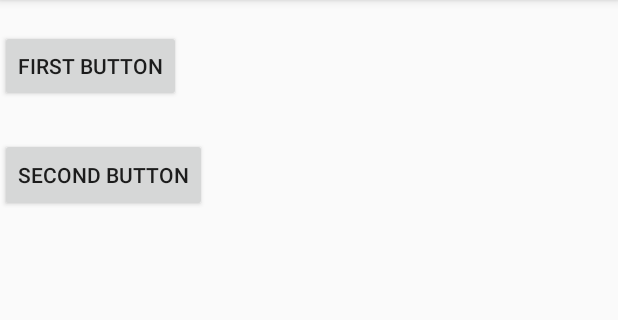
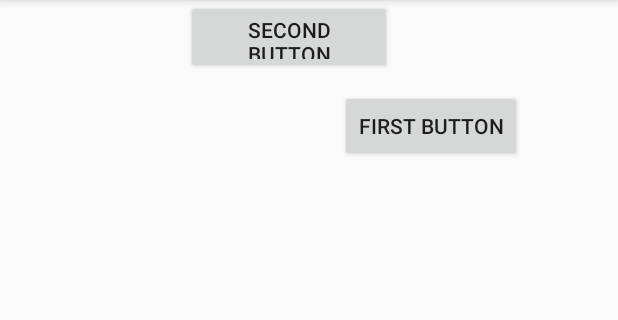
Before and after one commit to SOwyatt/AndroidProjects, an Android app: the screen it shows after launch (SynthesizerActivity), on a phone screen of 412 x 824 dp, the part 84-404 px from its top. Run offline under Robolectric (Android 15) with nearby library versions, the phone set to English and light mode, and no system bars.

Commit message:
12/14/2018 (1)

```diff
--- a/1.2.xSysnntesizer/Synthesizer/app/src/main/java/com/example/travisbergeron20/synthesizer/SynthesizerActivity.java
+++ b/1.2.xSysnntesizer/Synthesizer/app/src/main/java/com/example/travisbergeron20/synthesizer/SynthesizerActivity.java
@@ -2,6 +2,8 @@ package com.example.travisbergeron20.synthesizer;
 
 import android.support.v7.app.AppCompatActivity;
 import android.os.Bundle;
+import android.util.Log;
+import android.view.View;
 import android.widget.Button;
 
 public class SynthesizerActivity extends AppCompatActivity {
@@ -14,7 +16,15 @@ public class SynthesizerActivity extends AppCompatActivity {
         super.onCreate(savedInstanceState);
         setContentView(R.layout.activity_synthesizer);
 
-        button1 = (Button)findViewbyId(R.id.button1);
-        button2 - (Button)findViewById(R.id.button2);
+        button1 = (Button)findViewById(R.id.button1);
+        button2 = (Button)findViewById(R.id.button2);
+    }
+
+    public void onButton1Click(View v) {
+        Log.i(TAG, "Button 1 Clicked");
+    }
+
+    public void onButton2Click(View v) {
+        Log.i(TAG, "Button 2 Clicked");
     }
 }
--- a/1.2.xSysnntesizer/Synthesizer/app/src/main/res/layout/activity_synthesizer.xml
+++ b/1.2.xSysnntesizer/Synthesizer/app/src/main/res/layout/activity_synthesizer.xml
@@ -7,21 +7,26 @@
     tools:context=".SynthesizerActivity">
 
     <Button
-        android:id="@+id/btn1"
-        android:layout_width="wrap_content"
+        android:id="@+id/button1"
+        android:layout_width="121dp"
         android:layout_height="wrap_content"
-        android:layout_marginTop="20dp"
+        android:layout_marginEnd="99dp"
+        android:layout_marginTop="60dp"
+        android:onClick="onButton1Click"
         android:text="@string/btn_1"
-        app:layout_constraintTop_toTopOf="parent"
-        tools:layout_editor_absoluteX="132dp" />
+        app:layout_constraintEnd_toEndOf="parent"
+        app:layout_constraintStart_toEndOf="@+id/button2"
+        app:layout_constraintTop_toTopOf="parent" />
 
     <Button
-        android:id="@+id/btn2"
-        android:layout_width="wrap_content"
+        android:id="@+id/button2"
+        android:layout_width="137dp"
         android:layout_height="49dp"
+        android:layout_marginStart="124dp"
         android:layout_marginTop="24dp"
+        android:onClick="onButton2Click"
         android:text="@string/btn_2"
-        app:layout_constraintTop_toBottomOf="@+id/btn1"
-        tools:layout_editor_absoluteX="124dp" />
+        app:layout_constraintStart_toStartOf="parent"
+        app:layout_constraintTop_toBottomOf="@+id/btn1" />
 
 </android.support.constraint.ConstraintLayout>
```
Also changed, not shown: 16 other files.
